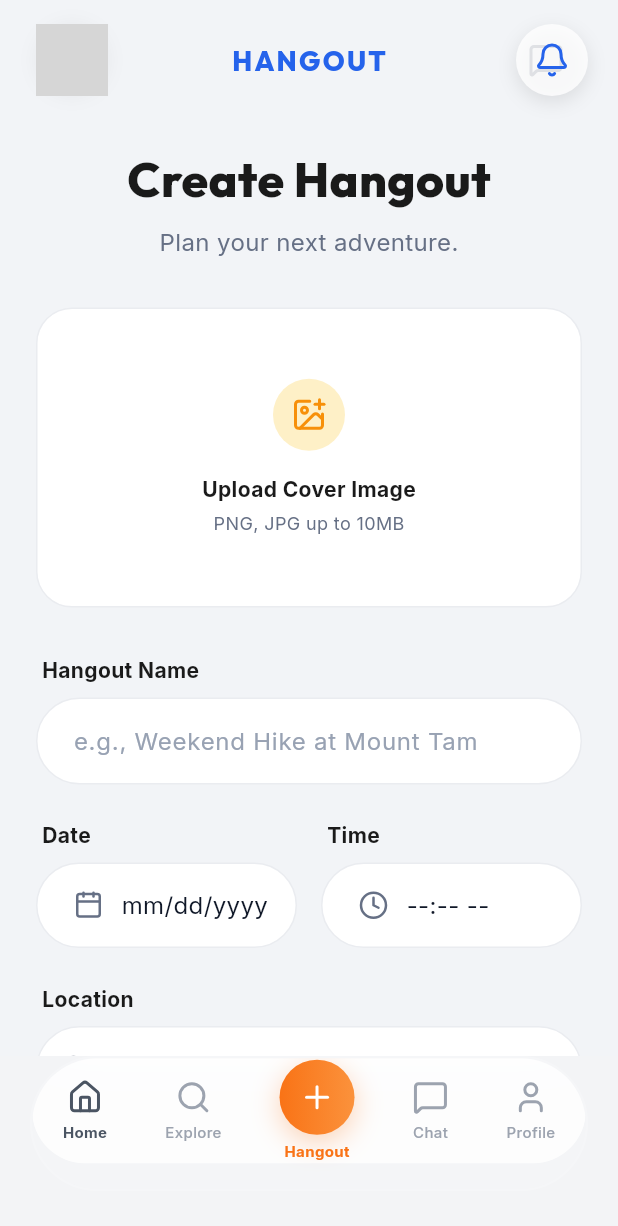
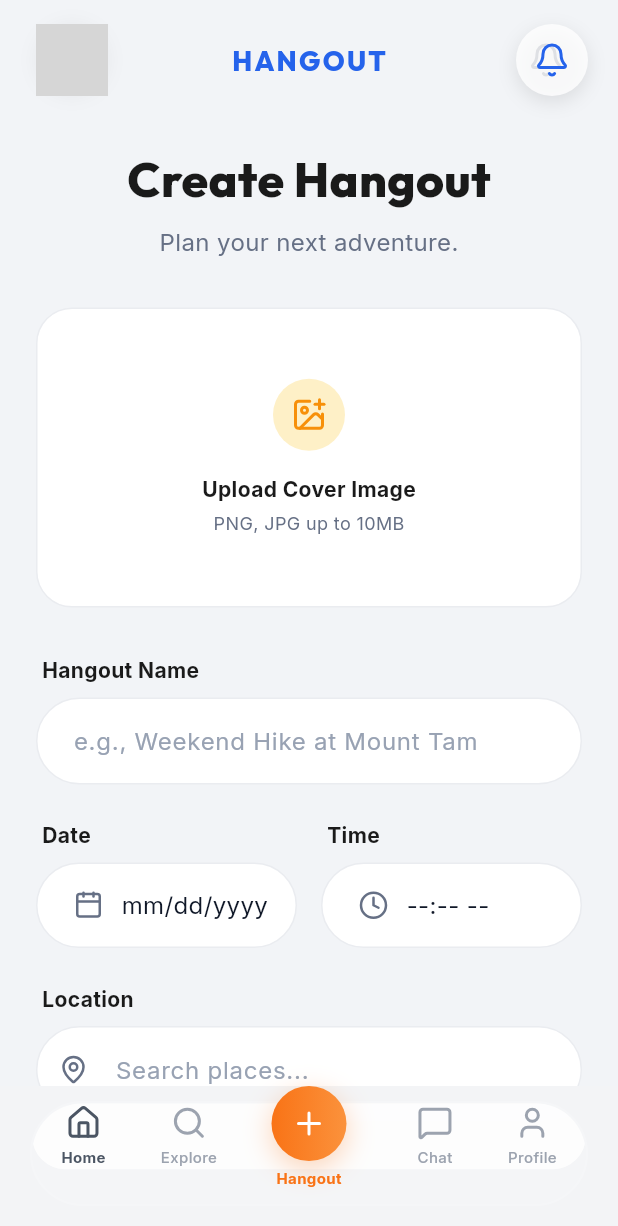
Before and after one commit to SHUKLASHRI/hangout, a Flutter app: the CreateHangoutScreen screen opened by its route, on a phone screen of 412 x 824 dp. Shown: the top 1226 px of the screen. Run offline on Flutter 3.47's test engine with Material 3 defaults, Android fonts, the phone set to English and light mode, and no system bars; drawn by our look-alikes of flutter_animate; our stand-ins replace cloud_firestore, firebase_auth, firebase_core, firebase_messaging, flutter_local_notifications, geolocator and 5 more; accounts and stored records are empty; network calls fail; grey boxes are pictures that could not be loaded.

Commit message:
Fix: Resolved navbar button overlap and corrected Alerts/Chat positioning

```diff
--- a/lib/widgets/layout/mobile_navbar.dart
+++ b/lib/widgets/layout/mobile_navbar.dart
@@ -13,16 +13,24 @@ class MobileNavbar extends StatelessWidget {
   @override
   Widget build(BuildContext context) {
     return Container(
-      height: 90,
-      margin: const EdgeInsets.fromLTRB(20, 0, 20, 30),
+      height: 100,
+      padding: const EdgeInsets.only(bottom: 20),
+      child: Stack(
+        alignment: Alignment.bottomCenter,
+        clipBehavior: Clip.none,
+        children: [
+          // Glass Bar
+          Container(
+            height: 70,
+            margin: const EdgeInsets.symmetric(horizontal: 20),
             child: LiquidGlassCard(
-        borderRadius: BorderRadius.circular(45),
+              borderRadius: BorderRadius.circular(35),
               opacity: 0.1,
               blur: 15,
               child: Container(
                 decoration: BoxDecoration(
                   color: Colors.white.withValues(alpha: 0.8),
-            borderRadius: BorderRadius.circular(45),
+                  borderRadius: BorderRadius.circular(35),
                   border: Border.all(color: Colors.white.withValues(alpha: 0.2), width: 1),
                 ),
                 child: Row(
@@ -30,12 +38,20 @@ class MobileNavbar extends StatelessWidget {
                   children: [
                     _navItem(context, 0, LucideIcons.house, 'Home'),
                     _navItem(context, 1, LucideIcons.search, 'Explore'),
-              _buildCenterAction(context),
+                    const SizedBox(width: 60), // Space for center button
                     _navItem(context, 2, LucideIcons.messageSquare, 'Chat'),
                     _navItem(context, 3, LucideIcons.user, 'Profile'),
                   ],
                 ),
               ),
+            ),
+          ),
+          // Floating Center Action
+          Positioned(
+            top: 0,
+            child: _buildCenterAction(context),
+          ),
+        ],
       ),
     );
   }
```
Also changed, not shown: lib/screens/hangout/create_screen.dart (+10 -2 lines). Lines whose indentation alone changed are shown as unchanged.
